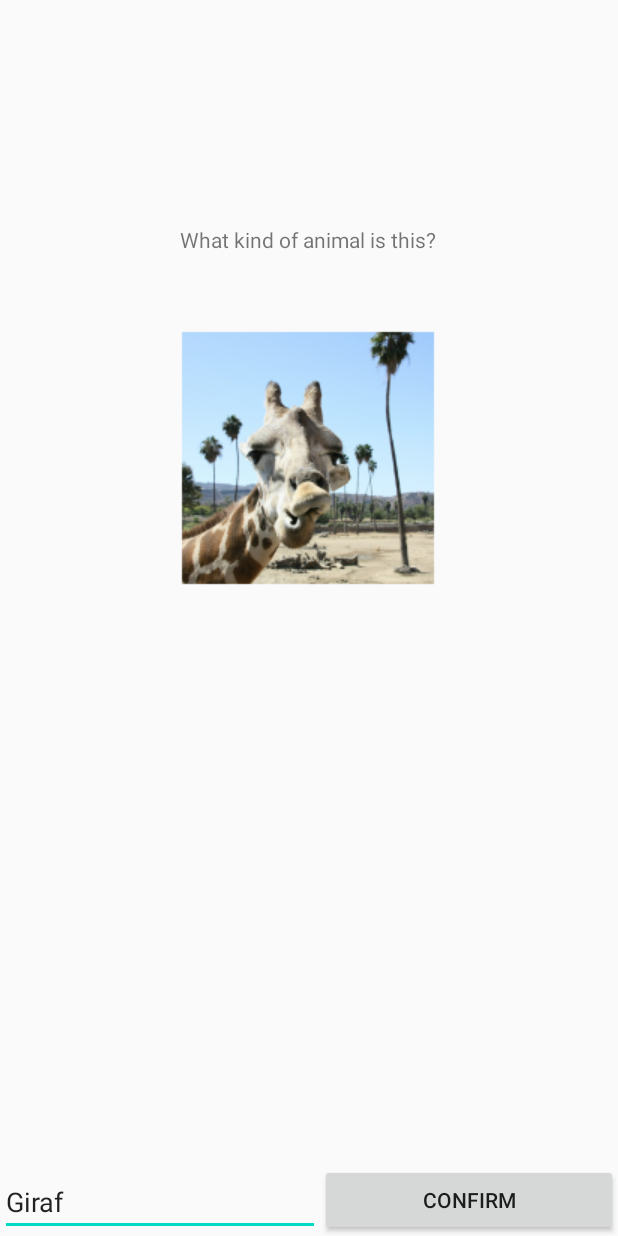
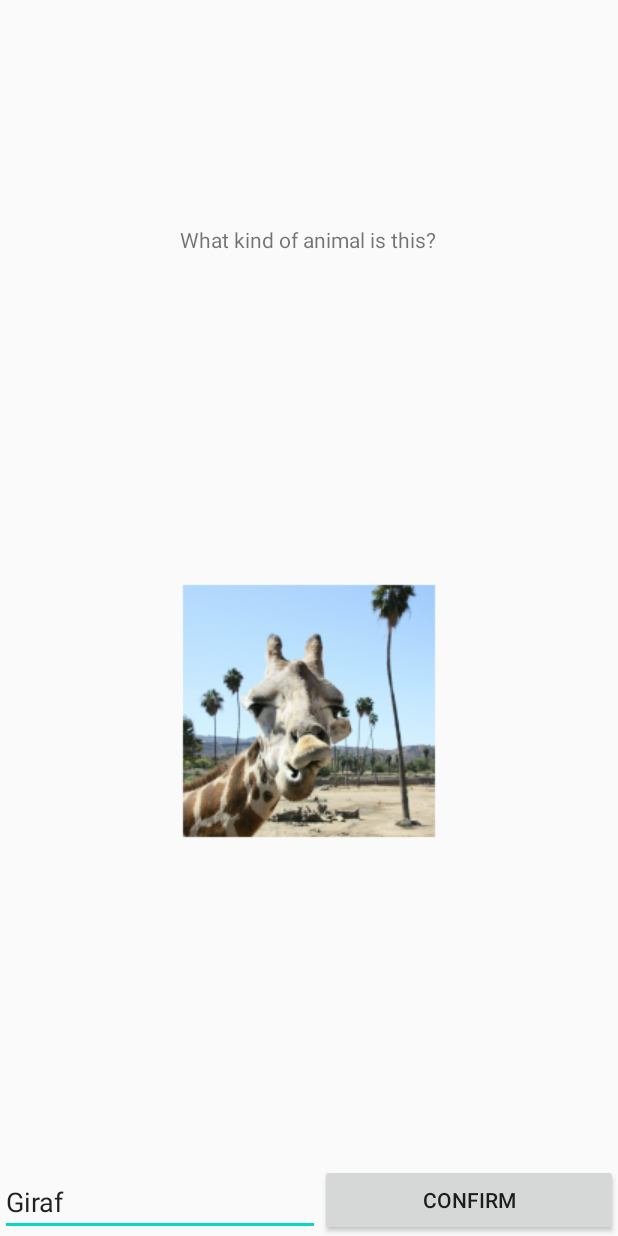
Before and after one commit to xsedohrx/MAD2020, an Android app: the layout activity_main.xml on its own in the app's theme, with its tools: preview values and no code run, on a phone screen of 412 x 824 dp. Run offline under Robolectric (Android 15) with nearby library versions, the phone set to English and light mode, and no system bars.

Commit message:
updated read me

```diff
--- a/Level1Example/app/src/main/res/layout/activity_main.xml
+++ b/Level1Example/app/src/main/res/layout/activity_main.xml
@@ -22,12 +22,11 @@
         android:id="@+id/imageView"
         android:layout_width="wrap_content"
         android:layout_height="wrap_content"
-        android:layout_marginTop="40dp"
-        android:background="@drawable/image1"
+        app:layout_constraintBottom_toTopOf="@+id/etAnswer"
         app:layout_constraintEnd_toEndOf="parent"
-        app:layout_constraintHorizontal_bias="0.498"
         app:layout_constraintStart_toStartOf="parent"
-        app:layout_constraintTop_toBottomOf="@+id/textView" />
+        app:layout_constraintTop_toBottomOf="@+id/textView"
+        app:srcCompat="@drawable/image1" />
 
     <EditText
         android:id="@+id/etAnswer"
```
Also changed, not shown: 1 other file.
